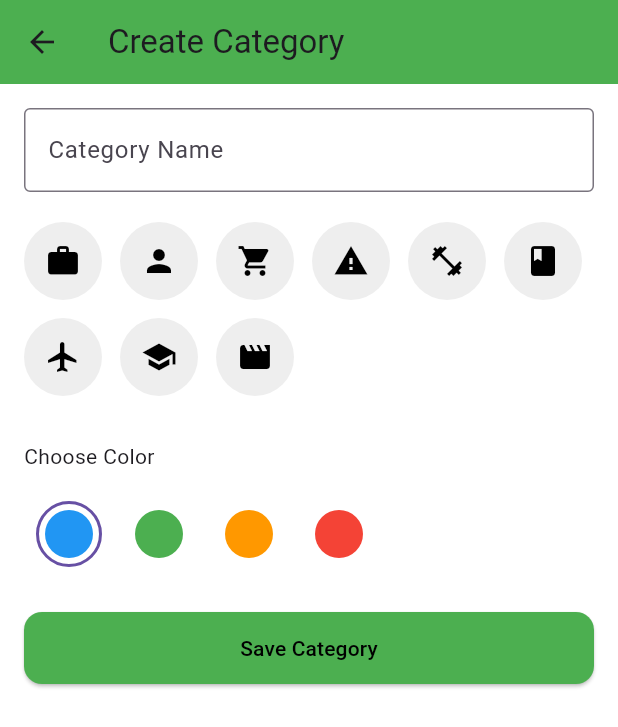
After one commit to Flexydea/todo_app, a Flutter app: the screen it shows after launch, after a tap on "Create Category", on a phone screen of 412 x 824 dp. The commit adds this screen. Shown: the top 727 px of the screen. Run offline on Flutter 3.47's test engine with Material 3 defaults, Android fonts, the phone set to English and light mode, and no system bars; our stand-ins replace badges, flutter_local_notifications, image_picker, lottie, shared_preferences, table_calendar and 1 more.

Commit message:
user can now add categories apart from the default cat for the app

```diff
--- a/lib/screens/category_screen.dart
+++ b/lib/screens/category_screen.dart
@@ -1,17 +1,13 @@
-import 'package:flutter/foundation.dart';
 import 'package:flutter/material.dart';
 import 'package:lottie/lottie.dart';
 import 'package:todo_app/data/sample_categories.dart';
 import 'package:todo_app/screens/add_task_screen.dart';
-import 'package:todo_app/screens/calendar_screen.dart';
-import 'package:todo_app/screens/task_list_screen.dart';
+import 'package:todo_app/screens/create_category_screen.dart';
 import 'package:todo_app/widgets/category_card.dart';
-import 'package:todo_app/screens/category_screen.dart';
 import 'package:todo_app/models/category_model.dart';
 import 'package:todo_app/models/calendar_model.dart';
-import 'package:todo_app/screens/add_task_screen.dart';
 
-class CategoryScreen extends StatelessWidget {
+class CategoryScreen extends StatefulWidget {
   final List<Calendar> tasks;
   final void Function(Calendar task) onTaskAdded;
   final void Function(String category) onCategoryTap;
@@ -24,22 +20,106 @@ class CategoryScreen extends StatelessWidget {
   });
 
   @override
+  State<CategoryScreen> createState() => _CategoryScreenState();
+}
+
+class _CategoryScreenState extends State<CategoryScreen> {
+  void _confirmDelete(BuildContext context, String title) {
+    final isDefault = [
+      'Work',
+      'Personal',
+      'Shopping',
+      'Urgent',
+    ].contains(title);
+    if (isDefault) return;
+
+    showDialog(
+      context: context,
+      builder: (context) => AlertDialog(
+        title: const Text("Delete Category"),
+        content: Text("Are you sure you want to delete '$title'?"),
+        actions: [
+          TextButton(
+            onPressed: () => Navigator.pop(context),
+            child: const Text("Cancel"),
+          ),
+          TextButton(
+            onPressed: () {
+              setState(() {
+                sampleCategories.removeWhere((c) => c.title == title);
+              });
+              Navigator.pop(context);
+            },
+            child: const Text("Delete", style: TextStyle(color: Colors.red)),
+          ),
+        ],
+      ),
+    );
+  }
+
+  @override
   Widget build(BuildContext context) {
+    final theme = Theme.of(context);
+
     return Scaffold(
+      backgroundColor: theme.scaffoldBackgroundColor,
       body: Padding(
         padding: const EdgeInsets.all(16),
         child: GridView.builder(
-          itemCount: sampleCategories.length,
+          itemCount: sampleCategories.length + 1,
           gridDelegate: const SliverGridDelegateWithFixedCrossAxisCount(
             crossAxisCount: 2,
             crossAxisSpacing: 16,
             mainAxisSpacing: 16,
           ),
           itemBuilder: (context, index) {
+            if (index == sampleCategories.length) {
+              return GestureDetector(
+                onTap: () async {
+                  final newCategory = await Navigator.push(
+                    context,
+                    MaterialPageRoute(
+                      builder: (_) => const CreateCategoryScreen(),
+                    ),
+                  );
+
+                  if (newCategory != null && newCategory is CategoryModel) {
+                    setState(() {
+                      sampleCategories.add(newCategory);
+                    });
+                  }
+                },
+                child: Card(
+                  color: theme.cardColor,
+                  shape: RoundedRectangleBorder(
+                    borderRadius: BorderRadius.circular(16),
+                  ),
+                  child: Center(
+                    child: Column(
+                      mainAxisSize: MainAxisSize.min,
+                      children: [
+                        Icon(
+                          Icons.add,
+                          size: 40,
+                          color: theme.colorScheme.primary,
+                        ),
+                        const SizedBox(height: 10),
+                        Text(
+                          "Create Category",
+                          style: TextStyle(
+                            fontWeight: FontWeight.bold,
+                            color: theme.textTheme.bodyLarge?.color,
+                          ),
+                        ),
+                      ],
+                    ),
+                  ),
+                ),
+              );
+            }
+
             final category = sampleCategories[index];
-
-            // Filter tasks for this category
-            final tasksForCategory = tasks
+            final tasksForCategory = widget.tasks
                 .where((task) => task.category == category.title)
                 .toList();
             final totalTasks = tasksForCategory.length;
@@ -51,13 +131,12 @@ class CategoryScreen extends StatelessWidget {
               category: category,
               totalTasks: totalTasks,
               completedTasks: completedTasks,
-              onTap: () => onCategoryTap(category.title),
+              onTap: () => widget.onCategoryTap(category.title),
+              onLongPress: () => _confirmDelete(context, category.title),
             );
           },
         ),
       ),
-
-      // Floating Create Button
       floatingActionButton: FloatingActionButton(
         onPressed: () async {
           final newTask = await Navigator.push(
@@ -66,14 +145,13 @@ class CategoryScreen extends StatelessWidget {
           );
 
           if (newTask != null && newTask is Calendar) {
-            onTaskAdded(newTask);
+            widget.onTaskAdded(newTask);
 
-            // Show success animation
             showDialog(
               context: context,
               barrierDismissible: false,
               builder: (_) => Dialog(
-                backgroundColor: Colors.white,
+                backgroundColor: theme.cardColor,
                 shape: RoundedRectangleBorder(
                   borderRadius: BorderRadius.circular(16),
                 ),
@@ -84,15 +162,18 @@ class CategoryScreen extends StatelessWidget {
                     mainAxisAlignment: MainAxisAlignment.center,
                     children: [
                       Lottie.asset(
-                        'assets/animations/success_check.json', // Use your actual file path
+                        'assets/animations/success_check.json',
                         repeat: false,
                         height: 120,
                         width: 120,
                       ),
                       const SizedBox(height: 10),
-                      const Text(
+                      Text(
                         "Task Created!",
-                        style: TextStyle(fontWeight: FontWeight.bold),
+                        style: TextStyle(
+                          fontWeight: FontWeight.bold,
+                          color: theme.textTheme.bodyLarge?.color,
+                        ),
                       ),
                     ],
                   ),
@@ -100,7 +181,6 @@ class CategoryScreen extends StatelessWidget {
               ),
             );
 
-            // Auto close the animation
             Future.delayed(const Duration(seconds: 2), () {
               if (context.mounted) Navigator.of(context).pop();
             });
--- /dev/null
+++ b/lib/screens/create_category_screen.dart
@@ -0,0 +1,166 @@
+import 'package:flutter/material.dart';
+import 'package:todo_app/models/category_model.dart';
+import 'package:todo_app/data/sample_categories.dart';
+
+class CreateCategoryScreen extends StatefulWidget {
+  const CreateCategoryScreen({super.key});
+
+  @override
+  State<CreateCategoryScreen> createState() => _CreateCategoryScreenState();
+}
+
+class _CreateCategoryScreenState extends State<CreateCategoryScreen> {
+  final TextEditingController _titleController = TextEditingController();
+  IconData? _selectedIcon;
+  Color _selectedColor = Colors.blue; // Default color
+
+  final List<IconData> _availableIcons = [
+    Icons.work,
+    Icons.person,
+    Icons.shopping_cart,
+    Icons.warning,
+    Icons.fitness_center,
+    Icons.book,
+    Icons.flight,
+    Icons.school,
+    Icons.movie,
+  ];
+  final List<Color> availableColors = [
+    Colors.blue,
+    Colors.green,
+    Colors.orange,
+    Colors.red,
+  ];
+
+  void _createCategory() {
+    final title = _titleController.text.trim();
+    if (title.isEmpty || _selectedIcon == null) {
+      ScaffoldMessenger.of(context).showSnackBar(
+        const SnackBar(content: Text('Please enter title and choose an icon.')),
+      );
+      return;
+    }
+
+    // Add to sampleCategories
+    final newCategory = CategoryModel(
+      title: title,
+      icon: _selectedIcon!,
+      color: _selectedColor,
+    );
+
+    // sampleCategories.add(newCategory); // Add to list
+
+    Navigator.pop(context, newCategory); // Go back to CategoryScreen
+  }
+
+  @override
+  Widget build(BuildContext context) {
+    final theme = Theme.of(context);
+
+    return Scaffold(
+      appBar: AppBar(
+        title: const Text('Create Category'),
+        backgroundColor: Colors.green,
+      ),
+      body: Padding(
+        padding: const EdgeInsets.all(16),
+        child: Column(
+          children: [
+            TextField(
+              controller: _titleController,
+              decoration: const InputDecoration(
+                labelText: 'Category Name',
+                border: OutlineInputBorder(),
+              ),
+            ),
+            const SizedBox(height: 20),
+            Align(
+              alignment: Alignment.centerLeft,
+              child: Wrap(
+                spacing: 12,
+                runSpacing: 12,
+                children: _availableIcons.map((iconData) {
+                  final isSelected = _selectedIcon == iconData;
+                  return GestureDetector(
+                    onTap: () => setState(() => _selectedIcon = iconData),
+                    child: CircleAvatar(
+                      radius: 26,
+                      backgroundColor: isSelected
+                          ? theme.primaryColor
+                          : Colors.grey[200],
+                      child: Icon(
+                        iconData,
+                        color: isSelected ? Colors.white : Colors.black,
+                      ),
+                    ),
+                  );
+                }).toList(),
+              ),
+            ),
+            // Icon picker
+            const SizedBox(height: 30),
+            Align(
+              alignment: Alignment.centerLeft,
+              child: Text(
+                "Choose Color",
+                style: Theme.of(context).textTheme.bodyMedium,
+              ),
+            ),
+            const SizedBox(height: 10),
+            const SizedBox(height: 10),
+
+            Row(
+              mainAxisAlignment: MainAxisAlignment.start,
+              children: availableColors.map((color) {
+                return GestureDetector(
+                  onTap: () {
+                    setState(() {
+                      _selectedColor = color;
+                    });
+                  },
+                  child: Container(
+                    margin: const EdgeInsets.symmetric(horizontal: 8),
+                    padding: const EdgeInsets.all(4),
+                    decoration: BoxDecoration(
+                      shape: BoxShape.circle,
+                      border: Border.all(
+                        color: _selectedColor == color
+                            ? Theme.of(context).colorScheme.primary
+                            : Colors.transparent,
+                        width: 2,
+                      ),
+                    ),
+                    child: CircleAvatar(radius: 16, backgroundColor: color),
+                  ),
+                );
+              }).toList(),
+            ),
+            const SizedBox(height: 30),
+            // Save button
+            SizedBox(
+              width: double.infinity, // Makes button full-width
+              child: ElevatedButton.icon(
+                onPressed: _createCategory,
+                // icon: const Icon(Icons.save, color: Colors.black),
+                label: const Text(
+                  'Save Category',
+                  style: TextStyle(color: Colors.black),
+                ),
+                style: ElevatedButton.styleFrom(
+                  backgroundColor: Colors.green, // Green background
+                  padding: const EdgeInsets.symmetric(
+                    horizontal: 24,
+                    vertical: 14,
+                  ),
+                  shape: RoundedRectangleBorder(
+                    borderRadius: BorderRadius.circular(12),
+                  ),
+                ),
+              ),
+            ),
+          ],
+        ),
+      ),
+    );
+  }
+}
```
Also changed, not shown: lib/widgets/category_card.dart (+4 -3 lines).
